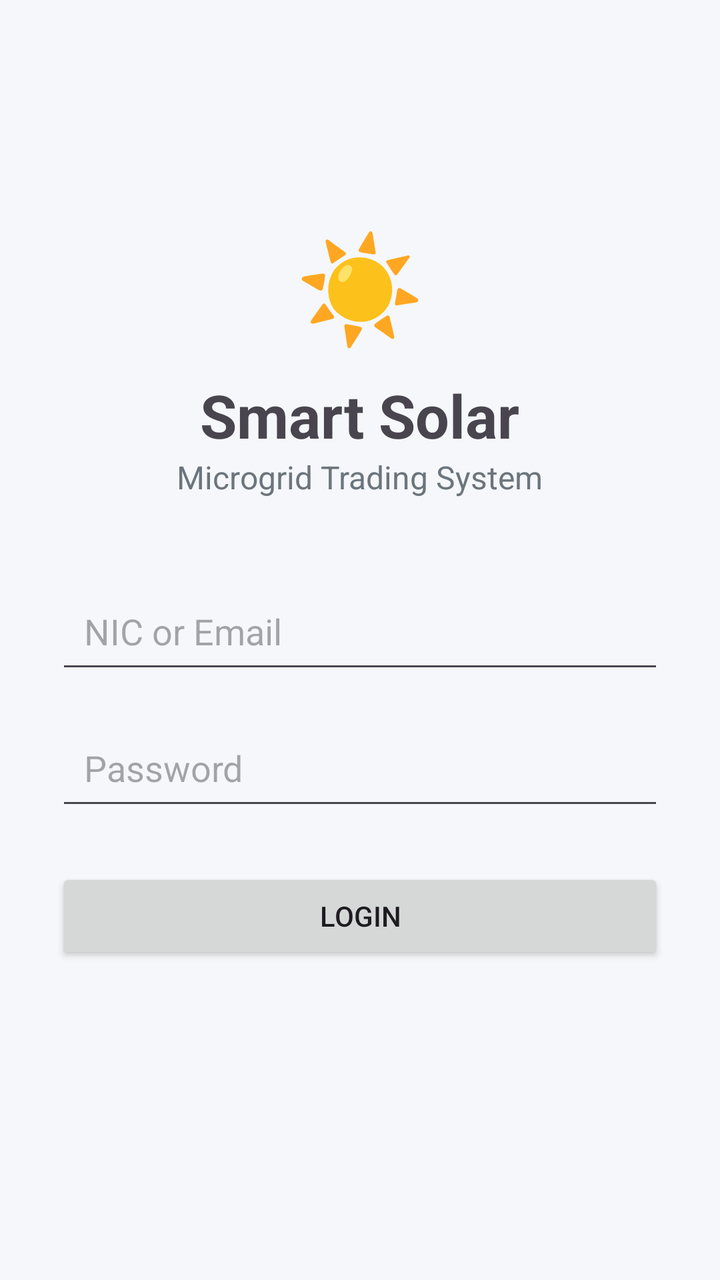
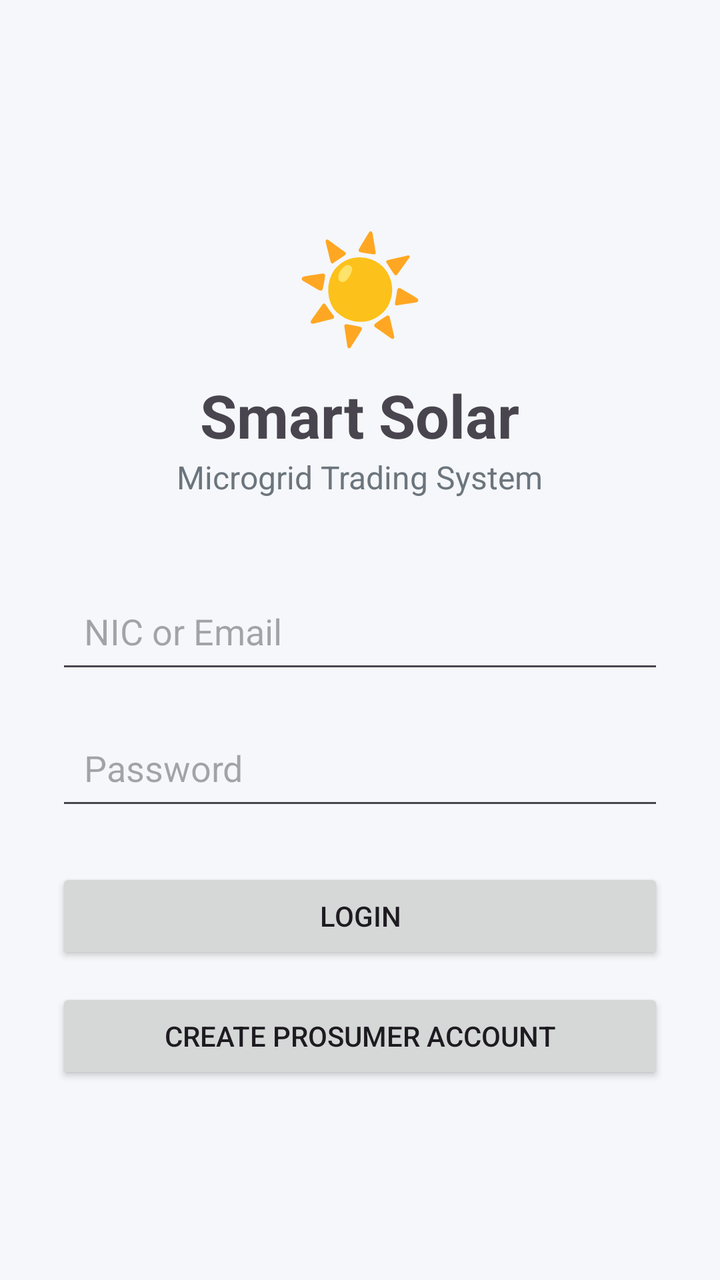

Before-and-after screenshots of an Android layout around one commit, followed by the original layout XML and the change that was made.
<!-- AndroidManifest.xml: application theme Theme.SmartSolarMobile -->
<!-- res/layout/activity_login.xml -->
<?xml version="1.0" encoding="utf-8"?>
<ScrollView
    xmlns:android="http://schemas.android.com/apk/res/android"
    android:layout_width="match_parent"
    android:layout_height="match_parent"
    android:background="#F5F7FA">

    <LinearLayout
        android:layout_width="match_parent"
        android:layout_height="wrap_content"
        android:orientation="vertical"
        android:padding="28dp"
        android:gravity="center_horizontal">

        <Space
            android:layout_width="1dp"
            android:layout_height="80dp" />

        <TextView
            android:layout_width="wrap_content"
            android:layout_height="wrap_content"
            android:text="☀"
            android:textSize="52sp" />

        <TextView
            android:layout_width="wrap_content"
            android:layout_height="wrap_content"
            android:text="Smart Solar"
            android:textStyle="bold"
            android:textSize="30sp"
            android:layout_marginTop="10dp" />

        <TextView
            android:layout_width="wrap_content"
            android:layout_height="wrap_content"
            android:text="Microgrid Trading System"
            android:textSize="16sp"
            android:textColor="#6C757D"
            android:layout_marginBottom="40dp" />

        <EditText
            android:id="@+id/editIdentifier"
            android:layout_width="match_parent"
            android:layout_height="wrap_content"
            android:hint="NIC or Email"
            android:inputType="text"
            android:padding="14dp"
            android:layout_marginBottom="16dp" />

        <EditText
            android:id="@+id/editPassword"
            android:layout_width="match_parent"
            android:layout_height="wrap_content"
            android:hint="Password"
            android:inputType="textPassword"
            android:padding="14dp"
            android:layout_marginBottom="24dp" />

        <Button
            android:id="@+id/buttonLogin"
            android:layout_width="match_parent"
            android:layout_height="wrap_content"
            android:text="Login" />

        <ProgressBar
            android:id="@+id/progressLogin"
            android:layout_width="wrap_content"
            android:layout_height="wrap_content"
            android:visibility="gone"
            android:layout_marginTop="20dp" />

        <TextView
            android:id="@+id/textError"
            android:layout_width="match_parent"
            android:layout_height="wrap_content"
            android:textColor="#B00020"
            android:textSize="14sp"
            android:gravity="center"
            android:layout_marginTop="18dp" />

    </LinearLayout>

</ScrollView>
<!-- resources referenced by this layout -->
<resources>
  <style name="Theme.SmartSolarMobile" parent="Base.Theme.SmartSolarMobile" />
  <style name="Base.Theme.SmartSolarMobile" parent="Theme.Material3.DayNight.NoActionBar">
          
          
      </style>
</resources>

<!-- the commit's change to res/layout/activity_login.xml (unified diff, before → after) -->
@@ -62,6 +62,13 @@
             android:layout_height="wrap_content"
             android:text="Login" />
 
+        <Button
+            android:id="@+id/buttonOpenRegister"
+            android:layout_width="match_parent"
+            android:layout_height="wrap_content"
+            android:text="Create Prosumer Account"
+            android:layout_marginTop="12dp" />
+
         <ProgressBar
             android:id="@+id/progressLogin"
             android:layout_width="wrap_content"
